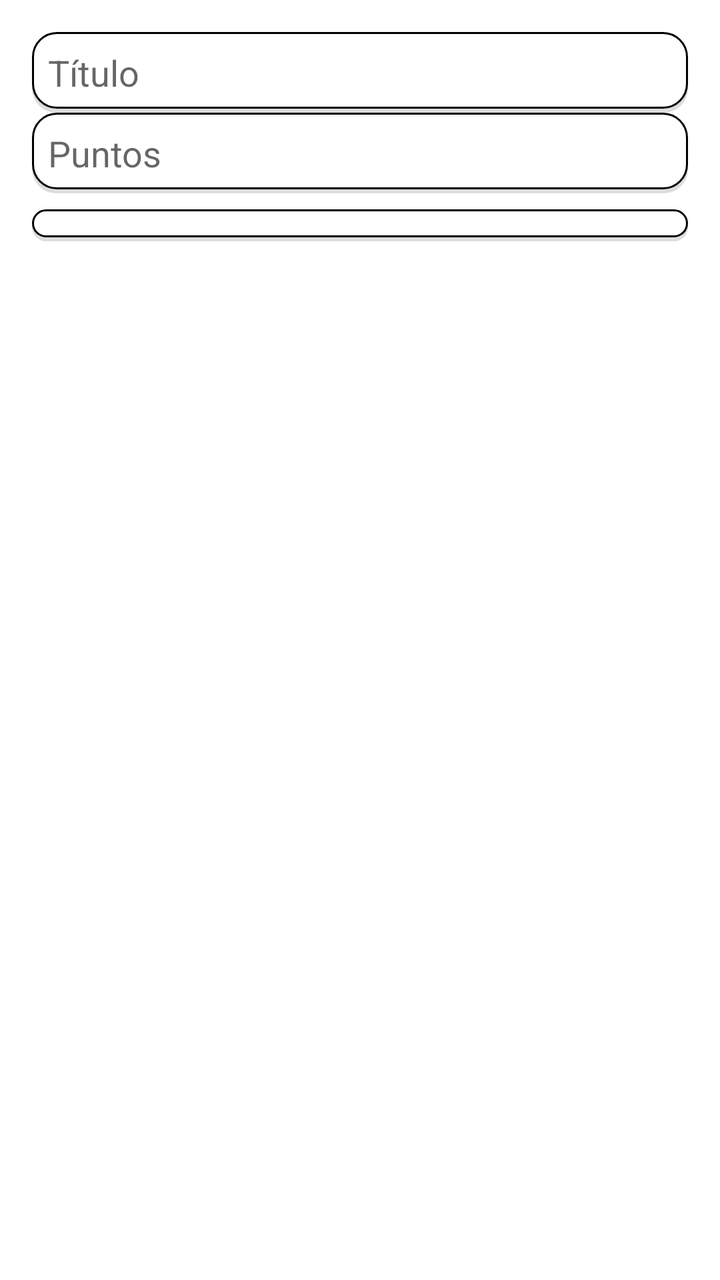
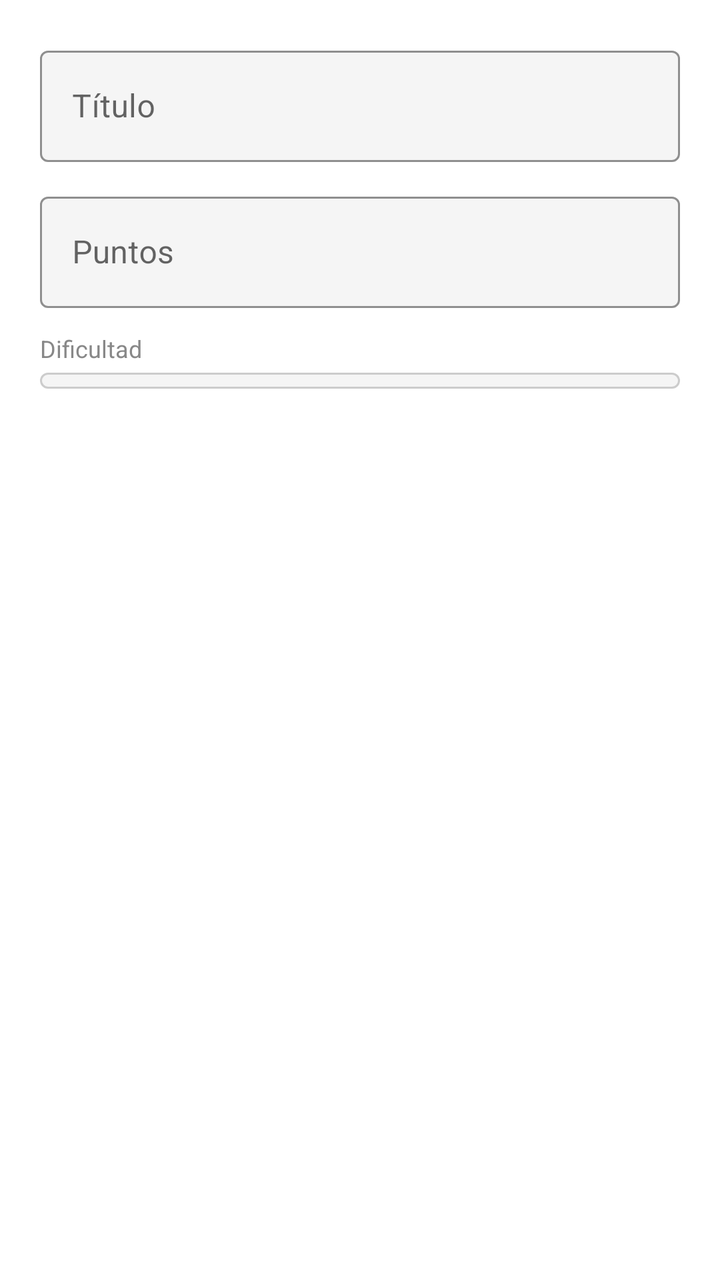

An Android layout rendered at two revisions. The XML below is the earlier revision; the diff shows what the commit changed to produce the second picture.
<!-- AndroidManifest.xml: application theme Theme.TFG -->
<!-- res/layout/dialog_editar_tarea.xml -->
<?xml version="1.0" encoding="utf-8"?>
<LinearLayout xmlns:android="http://schemas.android.com/apk/res/android"
    android:layout_width="match_parent"
    android:layout_height="wrap_content"
    android:orientation="vertical"
    android:padding="16dp"
    android:background="@color/fondo">

    <EditText
        android:id="@+id/etTituloEditar"
        android:layout_width="match_parent"
        android:layout_height="wrap_content"
        android:background="@drawable/bg_rounded_card"
        android:hint="@string/titulo_hint"
        android:autofillHints="none"
        android:inputType="text"
        android:imeOptions="flagNoExtractUi" />

    <EditText
        android:id="@+id/etPuntosEditar"
        android:layout_width="match_parent"
        android:layout_height="wrap_content"
        android:background="@drawable/bg_rounded_card"
        android:inputType="number"
        android:hint="@string/puntos_hint"
        android:autofillHints="none"
        android:imeOptions="flagNoExtractUi" />

    <Spinner
        android:id="@+id/spDificultadEditar"
        android:layout_width="match_parent"
        android:layout_height="wrap_content"
        android:background="@drawable/bg_rounded_card"
        android:layout_marginTop="8dp" />

</LinearLayout>
<!-- resources referenced by this layout -->
<resources>
  <!-- drawable bg_rounded_card (drawable) -->
  <?xml version="1.0" encoding="utf-8"?>
  <layer-list xmlns:android="http://schemas.android.com/apk/res/android">
      
      <item android:top="2dp" android:left="0dp" android:right="0dp" android:bottom="0dp">
          <shape android:shape="rectangle">
              <solid android:color="#22000000" />
              <corners android:radius="12dp" />
          </shape>
      </item>
      
      <item android:top="0dp" android:left="0dp" android:right="0dp" android:bottom="2dp">
          <shape android:shape="rectangle">
              <solid android:color="@color/superficie" />
              <corners android:radius="12dp" />
              <stroke android:width="1dp" android:color="@color/negro" />
              <padding android:left="8dp" android:top="8dp" android:right="8dp" android:bottom="8dp" />
          </shape>
      </item>
  </layer-list>
  <color name="negro">#000000</color>
  <style name="Tema.TFG.Moderno" parent="Theme.MaterialComponents.DayNight.NoActionBar">
          
          <item name="colorPrimary">@color/primario</item>
          <item name="colorOnPrimary">@color/on_acento</item>
          <item name="android:colorBackground">@color/fondo</item>
          <item name="colorSurface">@color/superficie</item>
          <item name="colorOnSurface">@color/texto_principal</item>
          <item name="android:statusBarColor">@color/white</item>
          <item name="materialCardViewStyle">@style/Widget.TFG.Tarjeta</item>
  
          
          <item name="android:textColor">@color/texto_principal</item>
          <item name="android:textColorSecondary">@color/texto_secundario</item>
          <item name="android:editTextStyle">@style/Widget.TFG.EditText</item>
          <item name="textAppearanceBody1">@style/TextAppearance.TFG.Cuerpo</item>
          <item name="textAppearanceHeadline6">@style/TextAppearance.TFG.Titulo</item>
      </style>
  <color name="white">#FFFFFF</color>
  <style name="Widget.TFG.Tarjeta" parent="Widget.MaterialComponents.CardView">
          <item name="cardCornerRadius">12dp</item>
          <item name="cardUseCompatPadding">true</item>
          <item name="cardPreventCornerOverlap">false</item>
          <item name="cardBackgroundColor">@color/gris_claro</item>
          <item name="android:stateListAnimator">@animator/btn_state_animator</item>
          <item name="strokeColor">@color/negro</item>
          <item name="strokeWidth">2dp</item>
      </style>
  <style name="Widget.TFG.EditText" parent="@style/Widget.MaterialComponents.TextInputEditText.OutlinedBox">
          <item name="android:textColor">@color/texto_principal</item>
          <item name="android:textColorHint">@color/texto_secundario</item>
          
          <item name="android:padding">10dp</item>
          <item name="android:background">@drawable/bg_rounded_card</item>
      </style>
  <style name="TextAppearance.TFG.Cuerpo" parent="TextAppearance.MaterialComponents.Body1">
          <item name="android:textColor">@color/texto_secundario</item>
      </style>
  <style name="TextAppearance.TFG.Titulo" parent="TextAppearance.MaterialComponents.Headline6">
          <item name="android:textColor">@color/texto_principal</item>
      </style>
  <color name="gris_claro">#BDBDBD</color>
  <!-- unchanged entries left out for length: 9 -->
</resources>

<!-- the commit's change to res/layout/dialog_editar_tarea.xml (unified diff, before → after) -->
@@ -1,36 +1,67 @@
 <?xml version="1.0" encoding="utf-8"?>
 <LinearLayout xmlns:android="http://schemas.android.com/apk/res/android"
+    xmlns:app="http://schemas.android.com/apk/res-auto"
     android:layout_width="match_parent"
     android:layout_height="wrap_content"
     android:orientation="vertical"
-    android:padding="16dp"
+    android:padding="20dp"
     android:background="@color/fondo">
 
-    <EditText
-        android:id="@+id/etTituloEditar"
+    <com.google.android.material.textfield.TextInputLayout
+        style="@style/Widget.MaterialComponents.TextInputLayout.OutlinedBox"
         android:layout_width="match_parent"
         android:layout_height="wrap_content"
-        android:background="@drawable/bg_rounded_card"
         android:hint="@string/titulo_hint"
-        android:autofillHints="none"
-        android:inputType="text"
-        android:imeOptions="flagNoExtractUi" />
+        app:boxBackgroundColor="#F5F5F5"
+        app:boxStrokeColor="@color/negro"
+        app:hintTextColor="@color/gris">
 
-    <EditText
-        android:id="@+id/etPuntosEditar"
+        <com.google.android.material.textfield.TextInputEditText
+            android:id="@+id/etTituloEditar"
+            android:layout_width="match_parent"
+            android:layout_height="wrap_content"
+            android:autofillHints="none"
+            android:inputType="text"
+            android:imeOptions="flagNoExtractUi"
+            android:textColor="@color/texto_principal"
+            android:textColorHint="@color/gris" />
+    </com.google.android.material.textfield.TextInputLayout>
+
+    <com.google.android.material.textfield.TextInputLayout
+        style="@style/Widget.MaterialComponents.TextInputLayout.OutlinedBox"
         android:layout_width="match_parent"
         android:layout_height="wrap_content"
-        android:background="@drawable/bg_rounded_card"
-        android:inputType="number"
         android:hint="@string/puntos_hint"
-        android:autofillHints="none"
-        android:imeOptions="flagNoExtractUi" />
+        android:layout_marginTop="12dp"
+        app:boxBackgroundColor="#F5F5F5"
+        app:boxStrokeColor="@color/negro"
+        app:hintTextColor="@color/gris">
+
+        <com.google.android.material.textfield.TextInputEditText
+            android:id="@+id/etPuntosEditar"
+            android:layout_width="match_parent"
+            android:layout_height="wrap_content"
+            android:inputType="number"
+            android:autofillHints="none"
+            android:imeOptions="flagNoExtractUi"
+            android:textColor="@color/texto_principal"
+            android:textColorHint="@color/gris" />
+    </com.google.android.material.textfield.TextInputLayout>
+
+    <TextView
+        android:layout_width="wrap_content"
+        android:layout_height="wrap_content"
+        android:text="Dificultad"
+        android:textSize="12sp"
+        android:textColor="@color/gris"
+        android:layout_marginTop="12dp"
+        android:layout_marginBottom="4dp" />
 
     <Spinner
         android:id="@+id/spDificultadEditar"
         android:layout_width="match_parent"
         android:layout_height="wrap_content"
-        android:background="@drawable/bg_rounded_card"
-        android:layout_marginTop="8dp" />
+        android:background="@drawable/bg_input_campo"
+        android:padding="4dp" />
 
 </LinearLayout>
<!-- resource entries referenced after the edit -->
@@ -1,26 +1,29 @@
 <!-- resources referenced by this layout -->
 <resources>
-  <!-- drawable bg_rounded_card (drawable) -->
+  <color name="gris">#888888</color>
+  <color name="negro">#000000</color>
+  <!-- drawable bg_input_campo (drawable) -->
   <?xml version="1.0" encoding="utf-8"?>
-  <layer-list xmlns:android="http://schemas.android.com/apk/res/android">
+  <selector xmlns:android="http://schemas.android.com/apk/res/android">
       
-      <item android:top="2dp" android:left="0dp" android:right="0dp" android:bottom="0dp">
+      <item android:state_focused="true">
           <shape android:shape="rectangle">
-              <solid android:color="#22000000" />
-              <corners android:radius="12dp" />
+              <solid android:color="#F5F5F5" />
+              <corners android:radius="10dp" />
+              <stroke android:width="2dp" android:color="#000000" />
+              <padding android:left="12dp" android:top="12dp" android:right="12dp" android:bottom="12dp" />
           </shape>
       </item>
       
-      <item android:top="0dp" android:left="0dp" android:right="0dp" android:bottom="2dp">
+      <item>
           <shape android:shape="rectangle">
-              <solid android:color="@color/superficie" />
-              <corners android:radius="12dp" />
-              <stroke android:width="1dp" android:color="@color/negro" />
-              <padding android:left="8dp" android:top="8dp" android:right="8dp" android:bottom="8dp" />
+              <solid android:color="#F5F5F5" />
+              <corners android:radius="10dp" />
+              <stroke android:width="1dp" android:color="#CCCCCC" />
+              <padding android:left="12dp" android:top="12dp" android:right="12dp" android:bottom="12dp" />
           </shape>
       </item>
-  </layer-list>
-  <color name="negro">#000000</color>
+  </selector>
   <style name="Tema.TFG.Moderno" parent="Theme.MaterialComponents.DayNight.NoActionBar">
           
           <item name="colorPrimary">@color/primario</item>
@@ -30,38 +33,50 @@
           <item name="colorOnSurface">@color/texto_principal</item>
           <item name="android:statusBarColor">@color/white</item>
           <item name="materialCardViewStyle">@style/Widget.TFG.Tarjeta</item>
-  
           
           <item name="android:textColor">@color/texto_principal</item>
           <item name="android:textColorSecondary">@color/texto_secundario</item>
           <item name="android:editTextStyle">@style/Widget.TFG.EditText</item>
           <item name="textAppearanceBody1">@style/TextAppearance.TFG.Cuerpo</item>
           <item name="textAppearanceHeadline6">@style/TextAppearance.TFG.Titulo</item>
+          
+          <item name="bottomNavigationStyle">@style/Widget.TFG.BottomNav</item>
       </style>
   <color name="white">#FFFFFF</color>
   <style name="Widget.TFG.Tarjeta" parent="Widget.MaterialComponents.CardView">
           <item name="cardCornerRadius">12dp</item>
           <item name="cardUseCompatPadding">true</item>
-          <item name="cardPreventCornerOverlap">false</item>
-          <item name="cardBackgroundColor">@color/gris_claro</item>
-          <item name="android:stateListAnimator">@animator/btn_state_animator</item>
-          <item name="strokeColor">@color/negro</item>
-          <item name="strokeWidth">2dp</item>
+          <item name="cardElevation">4dp</item>
+          <item name="cardBackgroundColor">@color/white</item>
+          <item name="strokeColor">@color/divisor</item>
+          <item name="strokeWidth">1dp</item>
       </style>
   <style name="Widget.TFG.EditText" parent="@style/Widget.MaterialComponents.TextInputEditText.OutlinedBox">
           <item name="android:textColor">@color/texto_principal</item>
-          <item name="android:textColorHint">@color/texto_secundario</item>
-          
-          <item name="android:padding">10dp</item>
-          <item name="android:background">@drawable/bg_rounded_card</item>
+          <item name="android:textColorHint">@color/gris</item>
+          <item name="android:background">@drawable/bg_input_campo</item>
+          <item name="android:padding">12dp</item>
       </style>
   <style name="TextAppearance.TFG.Cuerpo" parent="TextAppearance.MaterialComponents.Body1">
           <item name="android:textColor">@color/texto_secundario</item>
+          <item name="android:textSize">14sp</item>
       </style>
   <style name="TextAppearance.TFG.Titulo" parent="TextAppearance.MaterialComponents.Headline6">
           <item name="android:textColor">@color/texto_principal</item>
+          <item name="android:textStyle">bold</item>
+          <item name="android:textSize">20sp</item>
       </style>
-  <color name="gris_claro">#BDBDBD</color>
+  <style name="Widget.TFG.BottomNav" parent="Widget.MaterialComponents.BottomNavigationView">
+          <item name="android:minHeight">0dp</item>
+          <item name="itemPaddingTop">6dp</item>
+          <item name="itemPaddingBottom">6dp</item>
+          <item name="itemTextAppearanceActive">@style/TextAppearance.TFG.NavLabel</item>
+          <item name="itemTextAppearanceInactive">@style/TextAppearance.TFG.NavLabel</item>
+      </style>
+  <color name="divisor">#E0E0E0</color>
+  <style name="TextAppearance.TFG.NavLabel" parent="TextAppearance.MaterialComponents.Caption">
+          <item name="android:textSize">10sp</item>
+      </style>
   <!-- unchanged entries left out for length: 9 -->
 </resources>
 
